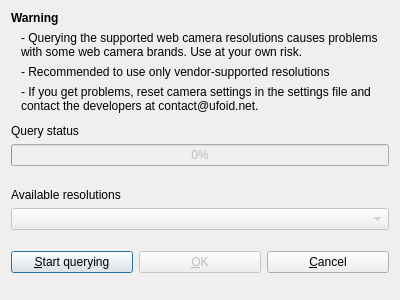
Above: src/cameraresolutiondialog.ui from UFOID/UFO-Detector before the change. Below: the same form after it.
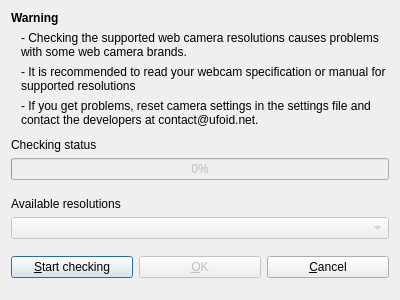
That is the form after the change.

Commit message:
Changed "Query" to "Check" in UI due to
many foreign user

What changed in the file:
```diff
--- a/src/cameraresolutiondialog.ui
+++ b/src/cameraresolutiondialog.ui
@@ -56,7 +56,7 @@
         </size>
        </property>
        <property name="text">
-        <string>- Querying the supported web camera resolutions causes problems with some web camera brands. Use at your own risk.</string>
+        <string>- Checking the supported web camera resolutions causes problems with some web camera brands.</string>
        </property>
        <property name="wordWrap">
         <bool>true</bool>
@@ -75,7 +75,7 @@
         </size>
        </property>
        <property name="text">
-        <string>- Recommended to use only vendor-supported resolutions</string>
+        <string>- It is recommended to read your webcam specification or manual for supported resolutions</string>
        </property>
        <property name="wordWrap">
         <bool>true</bool>
@@ -109,7 +109,7 @@
    <item>
     <widget class="QLabel" name="label_3">
      <property name="text">
-      <string>Query status</string>
+      <string>Checking status</string>
      </property>
     </widget>
    </item>
@@ -168,7 +168,7 @@
      <item>
       <widget class="QPushButton" name="startQueryPushButton">
        <property name="text">
-        <string>&amp;Start querying</string>
+        <string>&amp;Start checking</string>
        </property>
       </widget>
      </item>
```
Left out of the diff: 1 changed line with no effect on the pictures.
